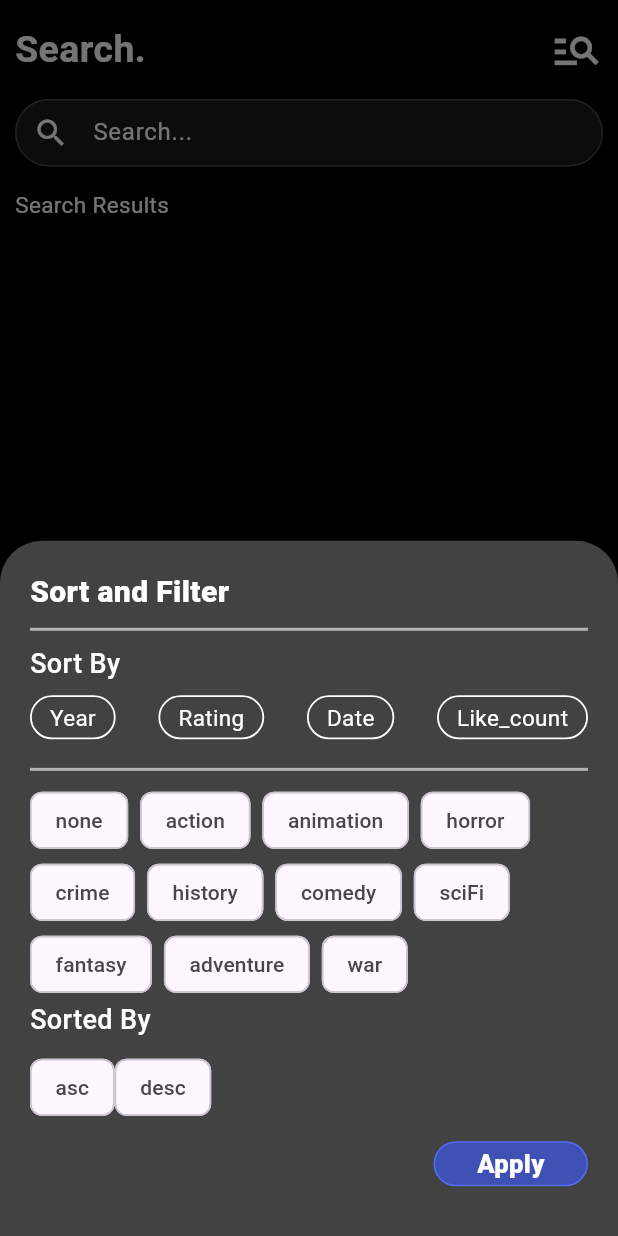
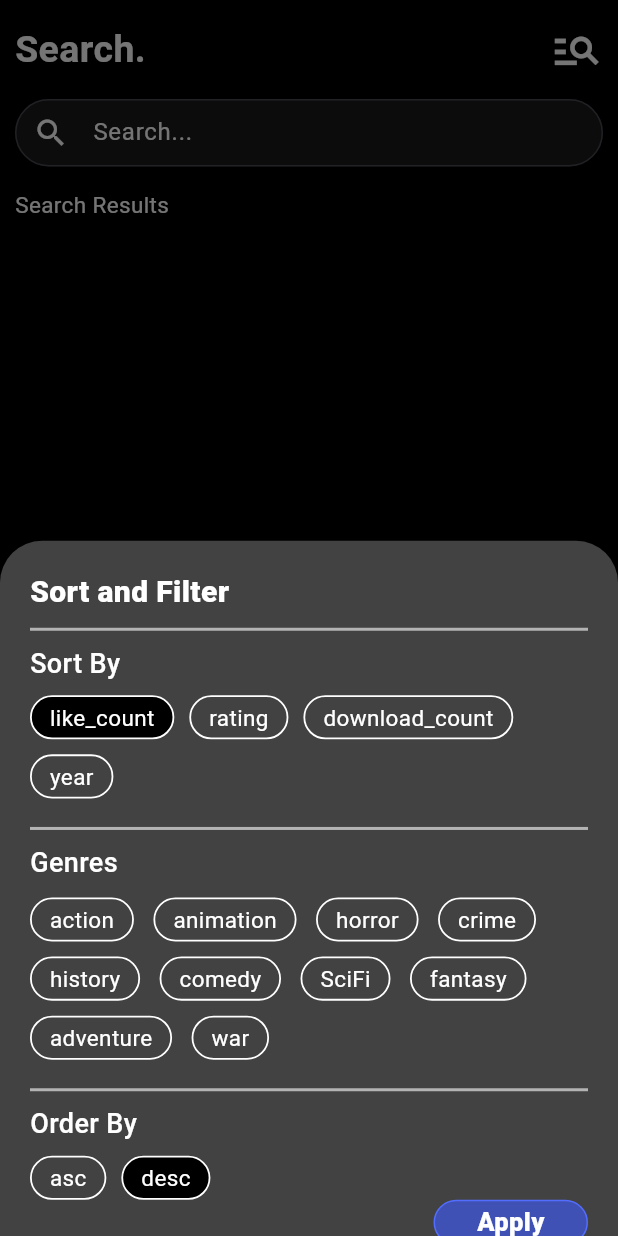
Before and after one commit to Rayhan1546/fluttermovieapp, a Flutter app: the SearchPageUi screen opened directly, after a tap on the "manage search" icon, on a phone screen of 412 x 824 dp. Run offline on Flutter 3.47's test engine with Material 3 defaults, Android fonts, the phone set to English and light mode, and no system bars; our stand-ins replace shared_preferences, shimmer; accounts and stored records are empty; generated files the repository leaves out were written again; network calls fail.

Commit message:
Filtering is finished

```diff
--- a/lib/features/search_page/filter_page/filter_page_ui.dart
+++ b/lib/features/search_page/filter_page/filter_page_ui.dart
@@ -1,10 +1,19 @@
 import 'package:flutter/material.dart';
 import 'package:mymovieapp/features/search_page/filter_page/filter_page_viewmodel.dart';
 import 'package:mymovieapp/features/search_page/filter_page/widgets/box_container_text.dart';
+import 'package:mymovieapp/features/search_page/filter_page/widgets/enums.dart';
 
-class FilterPageUi {
-  static void showFilterModal(BuildContext context) {
+class FilterPageUi extends StatelessWidget {
+  FilterPageUi({Key? key});
+
   FilterPageViewmodel viewmodel = FilterPageViewmodel.getInstance();
+
+  @override
+  Widget build(BuildContext context) {
+    return showFilterModal(context);
+  }
+
+  showFilterModal(BuildContext context) {
     showModalBottomSheet<void>(
       context: context,
       backgroundColor: Colors.grey[800],
@@ -12,7 +21,7 @@ class FilterPageUi {
         return SingleChildScrollView(
           child: Container(
             width: MediaQuery.of(context).size.width,
-            height: MediaQuery.of(context).size.height,
+            height: MediaQuery.of(context).size.height * .60,
             padding: const EdgeInsets.all(20),
             child: Column(
               crossAxisAlignment: CrossAxisAlignment.start,
@@ -22,7 +31,8 @@ class FilterPageUi {
                   style: TextStyle(
                     fontSize: 20,
                     color: Colors.white,
-                      fontWeight: FontWeight.w800),
+                    fontWeight: FontWeight.w800,
+                  ),
                 ),
                 const Divider(
                   color: Colors.white60,
@@ -34,95 +44,127 @@ class FilterPageUi {
                   style: TextStyle(
                     fontSize: 18,
                     color: Colors.white,
-                      fontWeight: FontWeight.w500),
-                ),
-                const SizedBox(
-                  height: 8,
-                ),
-                Row(
-                  crossAxisAlignment: CrossAxisAlignment.start,
-                  mainAxisAlignment: MainAxisAlignment.spaceBetween,
-                  children: [
-                    InkWell(
-                      onTap: () {},
-                      child: BoxContainerText(
-                        text: 'Year',
+                    fontWeight: FontWeight.w500,
                   ),
                 ),
-                    InkWell(
-                      onTap: () {},
-                      child: BoxContainerText(text: 'Rating'),
-                    ),
-                    InkWell(
-                      onTap: () {},
-                      child: BoxContainerText(text: 'Date'),
-                    ),
-                    InkWell(
-                      onTap: () {},
-                      child: BoxContainerText(text: 'Like_count'),
-                    ),
-                  ],
-                ),
-                const SizedBox(
-                  height: 10,
-                ),
+                const SizedBox(height: 8),
+                sortByWidget(),
+                const SizedBox(height: 10),
                 const Divider(
                   color: Colors.white60,
                   height: 20,
                   thickness: 2,
                 ),
-                ValueListenableBuilder(
-                    valueListenable: viewmodel.genreFilters,
-                    builder: (context, value, _) {
-                      return Wrap(
-                        direction: Axis.horizontal,
-                        spacing: 8.0,
-                        children: value
-                            .map((e) => ChoiceChip(
-                                  label: Text(e.genre.name),
-                                  selected: e.isSelected,
-                                  onSelected: (isSelected) {
-                                    viewmodel.onClickedGenreFilter(
-                                      e,
-                                      isSelected,
-                                    );
-                                  },
-                                ))
-                            .toList(),
-                      );
-                    }),
                 const Text(
-                  'Sorted By',
+                  'Genres',
                   style: TextStyle(
                     fontSize: 18,
                     color: Colors.white,
-                      fontWeight: FontWeight.w500),
+                    fontWeight: FontWeight.w500,
                   ),
-                const SizedBox(
-                  height: 8,
                 ),
-                ValueListenableBuilder(
+                const SizedBox(height: 10),
+                genreWidget(),
+                const SizedBox(height: 10),
+                const Divider(
+                  color: Colors.white60,
+                  height: 20,
+                  thickness: 2,
+                ),
+                const Text(
+                  'Order By',
+                  style: TextStyle(
+                    fontSize: 18,
+                    color: Colors.white,
+                    fontWeight: FontWeight.w500,
+                  ),
+                ),
+                const SizedBox(height: 8),
+                sortedByWidget(),
+                applyBtn(context),
+              ],
+            ),
+          ),
+        );
+      },
+    );
+  }
+
+  Widget sortByWidget() {
+    return ValueListenableBuilder(
       valueListenable: viewmodel.sortBy,
       builder: (context, value, _) {
-                    return Row(
+        return Wrap(
+          spacing: 10,
+          runSpacing: 10,
           children: SortBy.values
-                        .where((e) => e != SortBy.none)
               .map(
-                              (e) => ChoiceChip(
-                                label: Text(e.name),
-                                selected: e.name == value.name,
-                                onSelected: (isSelected) {
+                (e) => BoxContainerText(
+                  text: e.name,
+                  isSelected: e.name == value.name,
+                  onClicked: () {
                     viewmodel.onChangedSortBy(e);
                   },
                 ),
               )
-                            .toList());
+              .toList(),
+        );
+      },
+    );
+  }
+
+  Widget genreWidget() {
+    return ValueListenableBuilder(
+      valueListenable: viewmodel.genreFilters,
+      builder: (context, value, _) {
+        return Wrap(
+          crossAxisAlignment: WrapCrossAlignment.start,
+          runSpacing: 10,
+          spacing: 13,
+          direction: Axis.horizontal,
+          children: value
+              .map(
+                (e) => BoxContainerText(
+                  text: e.genre.name,
+                  isSelected: e.isSelected,
+                  onClicked: () {
+                    viewmodel.onClickedGenreFilter(
+                      e,
+                      !e.isSelected,
+                    );
                   },
                 ),
-                const SizedBox(
-                  height: 12,
+              )
+              .toList(),
+        );
+      },
+    );
+  }
+
+  Widget sortedByWidget() {
+    return ValueListenableBuilder(
+      valueListenable: viewmodel.sortedBy,
+      builder: (context, value, _) {
+        return Wrap(
+          spacing: 10,
+          children: SortedBy.values
+              .map(
+                (e) => BoxContainerText(
+                  text: e.name,
+                  isSelected: e.name == value.name,
+                  onClicked: () {
+                    viewmodel.onChangedSortedBy(e);
+                  },
                 ),
-                Align(
+              )
+              .toList(),
+        );
+      },
+    );
+  }
+
+  Widget applyBtn(context) {
+    return Align(
       alignment: Alignment.bottomRight,
       child: Container(
         height: 30,
@@ -130,8 +172,7 @@ class FilterPageUi {
         decoration: BoxDecoration(
           color: Colors.indigo,
           border: Border.all(
-                        color:
-                            Colors.indigoAccent, // Border color// Border width
+            color: Colors.indigoAccent, // Border color
           ),
           borderRadius: BorderRadius.circular(100),
         ),
@@ -145,17 +186,12 @@ class FilterPageUi {
               style: TextStyle(
                 color: Colors.white,
                 fontSize: 17,
-                              fontWeight: FontWeight.w800),
+                fontWeight: FontWeight.w800,
               ),
             ),
           ),
         ),
-                )
-              ],
       ),
-          ),
-        );
-      },
     );
   }
 }
--- a/lib/features/search_page/filter_page/widgets/box_container_text.dart
+++ b/lib/features/search_page/filter_page/widgets/box_container_text.dart
@@ -6,15 +6,20 @@ class BoxContainerText extends StatelessWidget {
   final VoidCallback? onClicked;
 
   const BoxContainerText({
-    super.key,
+    Key? key, // Add key parameter
     required this.text,
     this.isSelected = false,
-    this.onClicked
-  });
+    this.onClicked,
+  }) : super(key: key); // Set the key parameter in super constructor
 
   @override
   Widget build(BuildContext context) {
-    return Container(
+    return Material( // Wrap with Material widget
+      color: Colors.transparent,
+      child: InkWell(
+        hoverColor: Colors.grey,
+        onTap: onClicked,
+        child: Container(
           decoration: BoxDecoration(
             color: (isSelected == true)? Colors.black : Colors.transparent,
             border: Border.all(
@@ -23,13 +28,7 @@ class BoxContainerText extends StatelessWidget {
             ),
             borderRadius: BorderRadius.circular(100),
           ),
-      child: InkWell(
-        hoverColor: Colors.grey,
-        onTap: onClicked,
-        child: Center(
-          child: Container(
-            padding: const EdgeInsets.fromLTRB(12, 3, 12, 3),
-            child: Center(
+          padding: const EdgeInsets.symmetric(horizontal: 12, vertical: 3),
           child: Text(
             text,
             style: const TextStyle(
@@ -39,8 +38,6 @@ class BoxContainerText extends StatelessWidget {
           ),
         ),
       ),
-        ),
-      ),
     );
   }
 }
--- a/lib/features/search_page/search_page_ui.dart
+++ b/lib/features/search_page/search_page_ui.dart
@@ -38,7 +38,7 @@ class SearchPageUi extends StatelessWidget {
                         const Spacer(),
                         GestureDetector(
                           onTap: () {
-                            FilterPageUi.showFilterModal(context);
+                            FilterPageUi().showFilterModal(context);
                           },
                           child: const Icon(
                             Icons.manage_search,
--- a/lib/main.dart
+++ b/lib/main.dart
@@ -24,7 +24,7 @@ class MyApp extends StatelessWidget {
             theme: ThemeData(
               primarySwatch: Colors.green,
             ),
-            home: SearchPageUi(),
+            home: PageTransitionUi(),
             localizationsDelegates: AppLocalizations.localizationsDelegates,
             supportedLocales: AppLocalizations.supportedLocales,
             locale: Locale.fromSubtags(
```
Also changed, not shown: lib/features/search_page/filter_page/filter_page_viewmodel.dart (+13 -36 lines), lib/features/search_page/filter_page/widgets/enums.dart (added, +26 -0 lines). Lines whose indentation alone changed are shown as unchanged.
